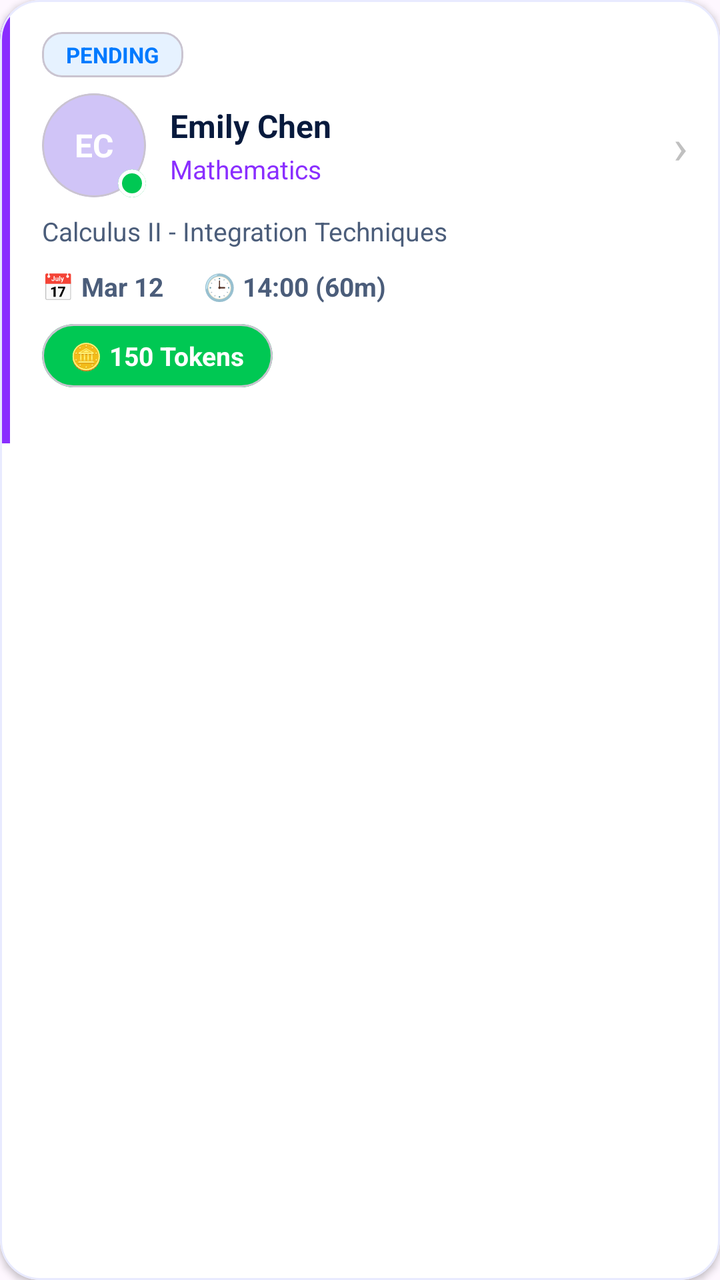
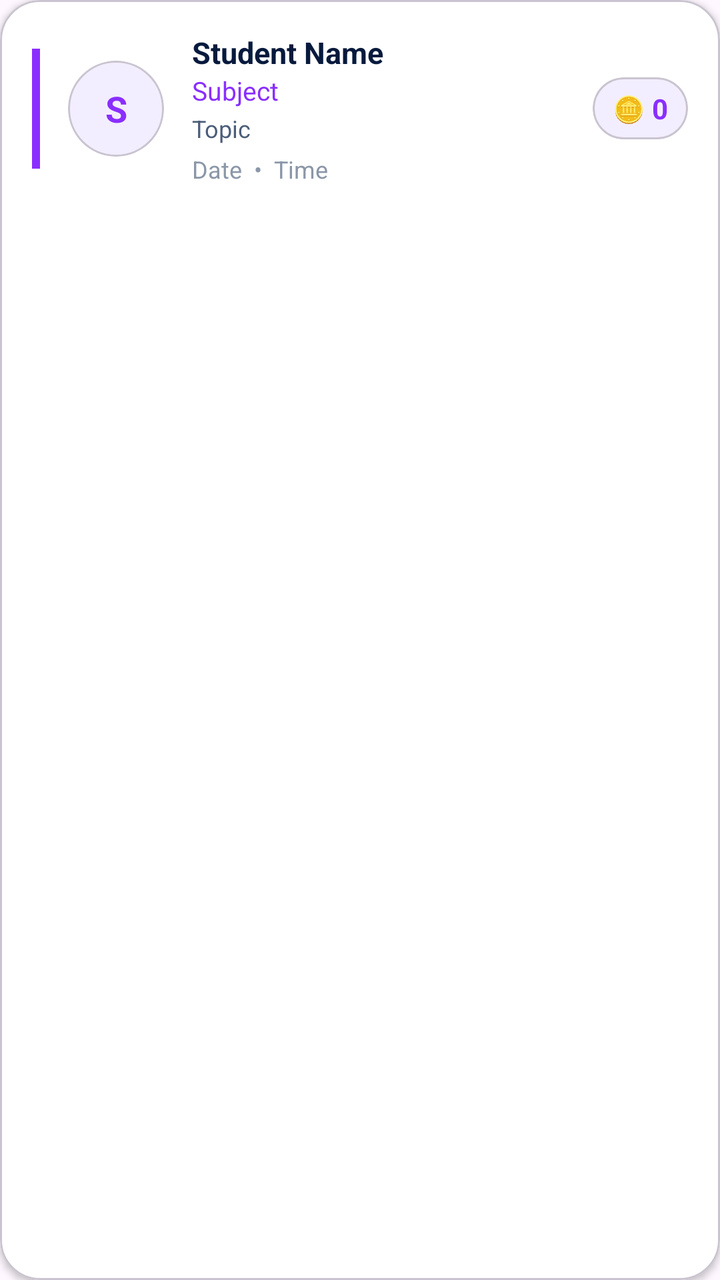

Before-and-after screenshots of an Android layout around one commit, followed by the original layout XML and the change that was made.
<!-- AndroidManifest.xml: application theme Theme.PeerTutoringApollo -->
<!-- res/layout/item_tutor_request_card.xml -->
<?xml version="1.0" encoding="utf-8"?>
<com.google.android.material.card.MaterialCardView
    xmlns:android="http://schemas.android.com/apk/res/android"
    xmlns:app="http://schemas.android.com/apk/res-auto"
    android:layout_width="match_parent"
    android:layout_height="wrap_content"
    android:layout_marginBottom="14dp"
    app:cardCornerRadius="20dp"
    app:cardBackgroundColor="#FFFFFF"
    app:cardElevation="2dp"
    app:strokeColor="#E8EAFF"
    app:strokeWidth="1dp">

    <LinearLayout
        android:layout_width="match_parent"
        android:layout_height="wrap_content"
        android:orientation="horizontal">

        
        <View
            android:id="@+id/viewAccentBar"
            android:layout_width="5dp"
            android:layout_height="match_parent"
            android:background="#8A2EFF" />

        
        <LinearLayout
            android:layout_width="0dp"
            android:layout_height="wrap_content"
            android:layout_weight="1"
            android:orientation="vertical"
            android:padding="16dp">

            
            <LinearLayout
                android:layout_width="match_parent"
                android:layout_height="wrap_content"
                android:orientation="horizontal"
                android:gravity="center_vertical"
                android:layout_marginBottom="8dp">

                <com.google.android.material.card.MaterialCardView
                    android:id="@+id/cardStatusBadge"
                    android:layout_width="wrap_content"
                    android:layout_height="wrap_content"
                    app:cardCornerRadius="10dp"
                    app:cardBackgroundColor="#E6F2FF"
                    app:cardElevation="0dp">
                    <TextView
                        android:id="@+id/tvStatusBadge"
                        android:layout_width="wrap_content"
                        android:layout_height="wrap_content"
                        android:paddingHorizontal="12dp"
                        android:paddingVertical="4dp"
                        android:text="PENDING"
                        android:textColor="#007AFF"
                        android:textSize="11sp"
                        android:textStyle="bold" />
                </com.google.android.material.card.MaterialCardView>

                
                <com.google.android.material.card.MaterialCardView
                    android:id="@+id/cardPaymentBadge"
                    android:layout_width="wrap_content"
                    android:layout_height="wrap_content"
                    android:layout_marginStart="8dp"
                    android:visibility="gone"
                    app:cardCornerRadius="10dp"
                    app:cardBackgroundColor="#E8F5E9"
                    app:cardElevation="0dp">
                    <TextView
                        android:id="@+id/tvPaymentBadge"
                        android:layout_width="wrap_content"
                        android:layout_height="wrap_content"
                        android:paddingHorizontal="10dp"
                        android:paddingVertical="4dp"
                        android:text="🔒 HELD"
                        android:textColor="#089A3C"
                        android:textSize="10sp"
                        android:textStyle="bold" />
                </com.google.android.material.card.MaterialCardView>
            </LinearLayout>

            
            <LinearLayout
                android:layout_width="match_parent"
                android:layout_height="wrap_content"
                android:orientation="horizontal"
                android:gravity="center_vertical"
                android:layout_marginBottom="8dp">

                <FrameLayout
                    android:layout_width="52dp"
                    android:layout_height="52dp"
                    android:layout_marginEnd="12dp">

                    <com.google.android.material.card.MaterialCardView
                        android:layout_width="52dp"
                        android:layout_height="52dp"
                        app:cardCornerRadius="26dp"
                        app:cardBackgroundColor="#D0C4F7"
                        app:cardElevation="0dp">
                        <TextView
                            android:id="@+id/tvStudentInitials"
                            android:layout_width="match_parent"
                            android:layout_height="match_parent"
                            android:gravity="center"
                            android:text="EC"
                            android:textColor="#FFFFFF"
                            android:textSize="16sp"
                            android:textStyle="bold" />
                    </com.google.android.material.card.MaterialCardView>

                    <com.google.android.material.card.MaterialCardView
                        android:layout_width="14dp"
                        android:layout_height="14dp"
                        android:layout_gravity="bottom|end"
                        app:cardCornerRadius="7dp"
                        app:cardBackgroundColor="#00C853"
                        app:cardElevation="0dp"
                        app:strokeColor="#FFFFFF"
                        app:strokeWidth="2dp">
                        <View android:layout_width="match_parent" android:layout_height="match_parent" />
                    </com.google.android.material.card.MaterialCardView>
                </FrameLayout>

                <LinearLayout
                    android:layout_width="0dp"
                    android:layout_height="wrap_content"
                    android:layout_weight="1"
                    android:orientation="vertical">

                    <TextView
                        android:id="@+id/tvStudentName"
                        android:layout_width="wrap_content"
                        android:layout_height="wrap_content"
                        android:text="Emily Chen"
                        android:textColor="#071A3D"
                        android:textSize="16sp"
                        android:textStyle="bold" />

                    <TextView
                        android:id="@+id/tvSubject"
                        android:layout_width="wrap_content"
                        android:layout_height="wrap_content"
                        android:text="Mathematics"
                        android:textColor="#8A2EFF"
                        android:textSize="13sp"
                        android:layout_marginTop="2dp" />
                </LinearLayout>

                <TextView
                    android:layout_width="wrap_content"
                    android:layout_height="wrap_content"
                    android:text="›"
                    android:textColor="#C0C0C0"
                    android:textSize="24sp" />
            </LinearLayout>

            
            <TextView
                android:id="@+id/tvTopic"
                android:layout_width="match_parent"
                android:layout_height="wrap_content"
                android:text="Calculus II - Integration Techniques"
                android:textColor="#4B5D7A"
                android:textSize="13sp"
                android:layout_marginBottom="10dp" />

            
            <LinearLayout
                android:layout_width="match_parent"
                android:layout_height="wrap_content"
                android:orientation="horizontal"
                android:gravity="center_vertical"
                android:layout_marginBottom="10dp">

                <LinearLayout
                    android:layout_width="wrap_content"
                    android:layout_height="wrap_content"
                    android:orientation="horizontal"
                    android:gravity="center_vertical"
                    android:layout_marginEnd="20dp">
                    <TextView android:layout_width="wrap_content" android:layout_height="wrap_content" android:text="📅 " android:textSize="13sp" android:textColor="#0062FF" />
                    <TextView
                        android:id="@+id/tvDate"
                        android:layout_width="wrap_content"
                        android:layout_height="wrap_content"
                        android:text="Mar 12"
                        android:textColor="#4B5D7A"
                        android:textSize="13sp"
                        android:textStyle="bold" />
                </LinearLayout>

                <LinearLayout
                    android:layout_width="wrap_content"
                    android:layout_height="wrap_content"
                    android:orientation="horizontal"
                    android:gravity="center_vertical">
                    <TextView android:layout_width="wrap_content" android:layout_height="wrap_content" android:text="🕒 " android:textSize="13sp" android:textColor="#00C853" />
                    <TextView
                        android:id="@+id/tvTime"
                        android:layout_width="wrap_content"
                        android:layout_height="wrap_content"
                        android:text="14:00 (60m)"
                        android:textColor="#4B5D7A"
                        android:textSize="13sp"
                        android:textStyle="bold" />
                </LinearLayout>
            </LinearLayout>

            
            <LinearLayout
                android:layout_width="match_parent"
                android:layout_height="wrap_content"
                android:orientation="horizontal"
                android:gravity="center_vertical"
                android:layout_marginBottom="12dp">

                <com.google.android.material.card.MaterialCardView
                    android:layout_width="wrap_content"
                    android:layout_height="wrap_content"
                    app:cardCornerRadius="20dp"
                    app:cardBackgroundColor="#00C853"
                    app:cardElevation="0dp">
                    <LinearLayout
                        android:layout_width="wrap_content"
                        android:layout_height="wrap_content"
                        android:orientation="horizontal"
                        android:gravity="center_vertical"
                        android:paddingHorizontal="14dp"
                        android:paddingVertical="7dp">
                        <TextView android:layout_width="wrap_content" android:layout_height="wrap_content" android:text="🪙 " android:textSize="13sp" />
                        <TextView
                            android:id="@+id/tvTokens"
                            android:layout_width="wrap_content"
                            android:layout_height="wrap_content"
                            android:text="150 Tokens"
                            android:textColor="#FFFFFF"
                            android:textSize="13sp"
                            android:textStyle="bold" />
                    </LinearLayout>
                </com.google.android.material.card.MaterialCardView>

                
                <TextView
                    android:id="@+id/tvViewEarnings"
                    android:layout_width="wrap_content"
                    android:layout_height="wrap_content"
                    android:layout_marginStart="12dp"
                    android:text="💰 View Earnings"
                    android:textColor="#8A2EFF"
                    android:textSize="13sp"
                    android:textStyle="bold"
                    android:visibility="gone" />
            </LinearLayout>

            
            <LinearLayout
                android:id="@+id/layoutActionButtons"
                android:layout_width="match_parent"
                android:layout_height="wrap_content"
                android:orientation="horizontal"
                android:visibility="gone">

                <Button
                    android:id="@+id/btnAccept"
                    android:layout_width="0dp"
                    android:layout_height="44dp"
                    android:layout_weight="1"
                    android:layout_marginEnd="8dp"
                    android:text="✓ Accept"
                    android:textColor="#FFFFFF"
                    android:textSize="14sp"
                    android:textStyle="bold"
                    android:backgroundTint="#089A3C"
                    android:textAllCaps="false"
                    app:cornerRadius="22dp" />

                <Button
                    android:id="@+id/btnDecline"
                    android:layout_width="0dp"
                    android:layout_height="44dp"
                    android:layout_weight="1"
                    android:text="✗ Decline"
                    android:textColor="#FFFFFF"
                    android:textSize="14sp"
                    android:textStyle="bold"
                    android:backgroundTint="#FF3B30"
                    android:textAllCaps="false"
                    app:cornerRadius="22dp" />
            </LinearLayout>

        </LinearLayout>
    </LinearLayout>
</com.google.android.material.card.MaterialCardView>
<!-- resources referenced by this layout -->
<resources>
  <style name="Theme.PeerTutoringApollo" parent="Base.Theme.PeerTutoringApollo" />
  <style name="Base.Theme.PeerTutoringApollo" parent="Theme.Material3.DayNight.NoActionBar">
          
          
      </style>
</resources>

<!-- the commit's change to res/layout/item_tutor_request_card.xml (unified diff, before → after) -->
@@ -2,295 +2,70 @@
 <com.google.android.material.card.MaterialCardView
     xmlns:android="http://schemas.android.com/apk/res/android"
     xmlns:app="http://schemas.android.com/apk/res-auto"
-    android:layout_width="match_parent"
-    android:layout_height="wrap_content"
-    android:layout_marginBottom="14dp"
-    app:cardCornerRadius="20dp"
-    app:cardBackgroundColor="#FFFFFF"
-    app:cardElevation="2dp"
-    app:strokeColor="#E8EAFF"
-    app:strokeWidth="1dp">
+    android:layout_width="match_parent" android:layout_height="wrap_content"
+    android:layout_marginBottom="12dp"
+    app:cardCornerRadius="20dp" app:cardBackgroundColor="#FFFFFF" app:cardElevation="2dp"
+    android:clickable="true" android:focusable="true">
 
-    <LinearLayout
-        android:layout_width="match_parent"
-        android:layout_height="wrap_content"
-        android:orientation="horizontal">
+    <LinearLayout android:layout_width="match_parent" android:layout_height="wrap_content"
+        android:orientation="horizontal" android:padding="16dp" android:gravity="center_vertical">
 
         
-        <View
-            android:id="@+id/viewAccentBar"
-            android:layout_width="5dp"
-            android:layout_height="match_parent"
-            android:background="#8A2EFF" />
+        <View android:id="@+id/viewAccentBar"
+            android:layout_width="4dp" android:layout_height="60dp"
+            android:layout_marginEnd="14dp"
+            android:background="#8A2EFF"/>
 
         
-        <LinearLayout
-            android:layout_width="0dp"
-            android:layout_height="wrap_content"
-            android:layout_weight="1"
-            android:orientation="vertical"
-            android:padding="16dp">
+        <com.google.android.material.card.MaterialCardView android:id="@+id/cardStudentAvatar"
+            android:layout_width="48dp" android:layout_height="48dp" android:layout_marginEnd="14dp"
+            app:cardCornerRadius="24dp" app:cardBackgroundColor="#F3EEFF" app:cardElevation="0dp">
+            <TextView android:id="@+id/tvStudentInitials"
+                android:layout_width="match_parent" android:layout_height="match_parent"
+                android:gravity="center" android:text="S" android:textColor="#8A2EFF"
+                android:textSize="18sp" android:textStyle="bold"/>
+        </com.google.android.material.card.MaterialCardView>
 
-            
-            <LinearLayout
-                android:layout_width="match_parent"
-                android:layout_height="wrap_content"
-                android:orientation="horizontal"
-                android:gravity="center_vertical"
-                android:layout_marginBottom="8dp">
+        
+        <LinearLayout android:layout_width="0dp" android:layout_height="wrap_content"
+            android:layout_weight="1" android:orientation="vertical">
+            <TextView android:id="@+id/tvStudentName"
+                android:layout_width="wrap_content" android:layout_height="wrap_content"
+                android:text="Student Name" android:textColor="#071A3D"
+                android:textSize="15sp" android:textStyle="bold"/>
+            <TextView android:id="@+id/tvSubject"
+                android:layout_width="wrap_content" android:layout_height="wrap_content"
+                android:text="Subject" android:textColor="#8A2EFF" android:textSize="13sp"/>
+            <TextView android:id="@+id/tvTopic"
+                android:layout_width="wrap_content" android:layout_height="wrap_content"
+                android:text="Topic" android:textColor="#4B5D7A" android:textSize="12sp"
+                android:layout_marginTop="2dp"/>
+            <LinearLayout android:layout_width="wrap_content" android:layout_height="wrap_content"
+                android:orientation="horizontal" android:layout_marginTop="4dp">
+                <TextView android:id="@+id/tvDate"
+                    android:layout_width="wrap_content" android:layout_height="wrap_content"
+                    android:text="Date" android:textColor="#8B97A8" android:textSize="12sp"/>
+                <TextView android:layout_width="wrap_content" android:layout_height="wrap_content"
+                    android:text="  •  " android:textColor="#8B97A8" android:textSize="12sp"/>
+                <TextView android:id="@+id/tvTime"
+                    android:layout_width="wrap_content" android:layout_height="wrap_content"
+                    android:text="Time" android:textColor="#8B97A8" android:textSize="12sp"/>
+            </LinearLayout>
+        </LinearLayout>
 
-                <com.google.android.material.card.MaterialCardView
-                    android:id="@+id/cardStatusBadge"
-                    android:layout_width="wrap_content"
-                    android:layout_height="wrap_content"
-                    app:cardCornerRadius="10dp"
-                    app:cardBackgroundColor="#E6F2FF"
-                    app:cardElevation="0dp">
-                    <TextView
-                        android:id="@+id/tvStatusBadge"
-                        android:layout_width="wrap_content"
-                        android:layout_height="wrap_content"
-                        android:paddingHorizontal="12dp"
-                        android:paddingVertical="4dp"
-                        android:text="PENDING"
-                        android:textColor="#007AFF"
-                        android:textSize="11sp"
-                        android:textStyle="bold" />
-                </com.google.android.material.card.MaterialCardView>
-
-                
-                <com.google.android.material.card.MaterialCardView
-                    android:id="@+id/cardPaymentBadge"
-                    android:layout_width="wrap_content"
-                    android:layout_height="wrap_content"
-                    android:layout_marginStart="8dp"
-                    android:visibility="gone"
-                    app:cardCornerRadius="10dp"
-                    app:cardBackgroundColor="#E8F5E9"
-                    app:cardElevation="0dp">
-                    <TextView
-                        android:id="@+id/tvPaymentBadge"
-                        android:layout_width="wrap_content"
-                        android:layout_height="wrap_content"
-                        android:paddingHorizontal="10dp"
-                        android:paddingVertical="4dp"
-                        android:text="🔒 HELD"
-                        android:textColor="#089A3C"
-                        android:textSize="10sp"
-                        android:textStyle="bold" />
-                </com.google.android.material.card.MaterialCardView>
+        
+        <com.google.android.material.card.MaterialCardView
+            android:layout_width="wrap_content" android:layout_height="wrap_content"
+            app:cardCornerRadius="20dp" app:cardBackgroundColor="#F3EEFF" app:cardElevation="0dp">
+            <LinearLayout android:layout_width="wrap_content" android:layout_height="wrap_content"
+                android:orientation="horizontal" android:gravity="center_vertical"
+                android:paddingHorizontal="10dp" android:paddingVertical="6dp">
+                <TextView android:layout_width="wrap_content" android:layout_height="wrap_content"
+                    android:text="🪙 " android:textSize="13sp"/>
+                <TextView android:id="@+id/tvTokens"
+                    android:layout_width="wrap_content" android:layout_height="wrap_content"
+                    android:text="0" android:textColor="#8A2EFF" android:textSize="14sp" android:textStyle="bold"/>
             </LinearLayout>
-
-            
-            <LinearLayout
-                android:layout_width="match_parent"
-                android:layout_height="wrap_content"
-                android:orientation="horizontal"
-                android:gravity="center_vertical"
-                android:layout_marginBottom="8dp">
-
-                <FrameLayout
-                    android:layout_width="52dp"
-                    android:layout_height="52dp"
-                    android:layout_marginEnd="12dp">
-
-                    <com.google.android.material.card.MaterialCardView
-                        android:layout_width="52dp"
-                        android:layout_height="52dp"
-                        app:cardCornerRadius="26dp"
-                        app:cardBackgroundColor="#D0C4F7"
-                        app:cardElevation="0dp">
-                        <TextView
-                            android:id="@+id/tvStudentInitials"
-                            android:layout_width="match_parent"
-                            android:layout_height="match_parent"
-                            android:gravity="center"
-                            android:text="EC"
-                            android:textColor="#FFFFFF"
-                            android:textSize="16sp"
-                            android:textStyle="bold" />
-                    </com.google.android.material.card.MaterialCardView>
-
-                    <com.google.android.material.card.MaterialCardView
-                        android:layout_width="14dp"
-                        android:layout_height="14dp"
-                        android:layout_gravity="bottom|end"
-                        app:cardCornerRadius="7dp"
-                        app:cardBackgroundColor="#00C853"
-                        app:cardElevation="0dp"
-                        app:strokeColor="#FFFFFF"
-                        app:strokeWidth="2dp">
-                        <View android:layout_width="match_parent" android:layout_height="match_parent" />
-                    </com.google.android.material.card.MaterialCardView>
-                </FrameLayout>
-
-                <LinearLayout
-                    android:layout_width="0dp"
-                    android:layout_height="wrap_content"
-                    android:layout_weight="1"
-                    android:orientation="vertical">
-
-                    <TextView
-                        android:id="@+id/tvStudentName"
-                        android:layout_width="wrap_content"
-                        android:layout_height="wrap_content"
-                        android:text="Emily Chen"
-                        android:textColor="#071A3D"
-                        android:textSize="16sp"
-                        android:textStyle="bold" />
-
-                    <TextView
-                        android:id="@+id/tvSubject"
-                        android:layout_width="wrap_content"
-                        android:layout_height="wrap_content"
-                        android:text="Mathematics"
-                        android:textColor="#8A2EFF"
-                        android:textSize="13sp"
-                        android:layout_marginTop="2dp" />
-                </LinearLayout>
-
-                <TextView
-                    android:layout_width="wrap_content"
-                    android:layout_height="wrap_content"
-                    android:text="›"
-                    android:textColor="#C0C0C0"
-                    android:textSize="24sp" />
-            </LinearLayout>
-
-            
-            <TextView
-                android:id="@+id/tvTopic"
-                android:layout_width="match_parent"
-                android:layout_height="wrap_content"
-                android:text="Calculus II - Integration Techniques"
-                android:textColor="#4B5D7A"
-                android:textSize="13sp"
-                android:layout_marginBottom="10dp" />
-
-            
-            <LinearLayout
-                android:layout_width="match_parent"
-                android:layout_height="wrap_content"
-                android:orientation="horizontal"
-                android:gravity="center_vertical"
-                android:layout_marginBottom="10dp">
-
-                <LinearLayout
-                    android:layout_width="wrap_content"
-                    android:layout_height="wrap_content"
-                    android:orientation="horizontal"
-                    android:gravity="center_vertical"
-                    android:layout_marginEnd="20dp">
-                    <TextView android:layout_width="wrap_content" android:layout_height="wrap_content" android:text="📅 " android:textSize="13sp" android:textColor="#0062FF" />
-                    <TextView
-                        android:id="@+id/tvDate"
-                        android:layout_width="wrap_content"
-                        android:layout_height="wrap_content"
-                        android:text="Mar 12"
-                        android:textColor="#4B5D7A"
-                        android:textSize="13sp"
-                        android:textStyle="bold" />
-                </LinearLayout>
-
-                <LinearLayout
-                    android:layout_width="wrap_content"
-                    android:layout_height="wrap_content"
-                    android:orientation="horizontal"
-                    android:gravity="center_vertical">
-                    <TextView android:layout_width="wrap_content" android:layout_height="wrap_content" android:text="🕒 " android:textSize="13sp" android:textColor="#00C853" />
-                    <TextView
-                        android:id="@+id/tvTime"
-                        android:layout_width="wrap_content"
-                        android:layout_height="wrap_content"
-                        android:text="14:00 (60m)"
-                        android:textColor="#4B5D7A"
-                        android:textSize="13sp"
-                        android:textStyle="bold" />
-                </LinearLayout>
-            </LinearLayout>
-
-            
-            <LinearLayout
-                android:layout_width="match_parent"
-                android:layout_height="wrap_content"
-                android:orientation="horizontal"
-                android:gravity="center_vertical"
-                android:layout_marginBottom="12dp">
-
-                <com.google.android.material.card.MaterialCardView
-                    android:layout_width="wrap_content"
-                    android:layout_height="wrap_content"
-                    app:cardCornerRadius="20dp"
-                    app:cardBackgroundColor="#00C853"
-                    app:cardElevation="0dp">
-                    <LinearLayout
-                        android:layout_width="wrap_content"
-                        android:layout_height="wrap_content"
-                        android:orientation="horizontal"
-                        android:gravity="center_vertical"
-                        android:paddingHorizontal="14dp"
-                        android:paddingVertical="7dp">
-                        <TextView android:layout_width="wrap_content" android:layout_height="wrap_content" android:text="🪙 " android:textSize="13sp" />
-                        <TextView
-                            android:id="@+id/tvTokens"
-                            android:layout_width="wrap_content"
-                            android:layout_height="wrap_content"
-                            android:text="150 Tokens"
-                            android:textColor="#FFFFFF"
-                            android:textSize="13sp"
-                            android:textStyle="bold" />
-                    </LinearLayout>
-                </com.google.android.material.card.MaterialCardView>
-
-                
-                <TextView
-                    android:id="@+id/tvViewEarnings"
-                    android:layout_width="wrap_content"
-                    android:layout_height="wrap_content"
-                    android:layout_marginStart="12dp"
-                    android:text="💰 View Earnings"
-                    android:textColor="#8A2EFF"
-                    android:textSize="13sp"
-                    android:textStyle="bold"
-                    android:visibility="gone" />
-            </LinearLayout>
-
-            
-            <LinearLayout
-                android:id="@+id/layoutActionButtons"
-                android:layout_width="match_parent"
-                android:layout_height="wrap_content"
-                android:orientation="horizontal"
-                android:visibility="gone">
-
-                <Button
-                    android:id="@+id/btnAccept"
-                    android:layout_width="0dp"
-                    android:layout_height="44dp"
-                    android:layout_weight="1"
-                    android:layout_marginEnd="8dp"
-                    android:text="✓ Accept"
-                    android:textColor="#FFFFFF"
-                    android:textSize="14sp"
-                    android:textStyle="bold"
-                    android:backgroundTint="#089A3C"
-                    android:textAllCaps="false"
-                    app:cornerRadius="22dp" />
-
-                <Button
-                    android:id="@+id/btnDecline"
-                    android:layout_width="0dp"
-                    android:layout_height="44dp"
-                    android:layout_weight="1"
-                    android:text="✗ Decline"
-                    android:textColor="#FFFFFF"
-                    android:textSize="14sp"
-                    android:textStyle="bold"
-                    android:backgroundTint="#FF3B30"
-                    android:textAllCaps="false"
-                    app:cornerRadius="22dp" />
-            </LinearLayout>
-
-        </LinearLayout>
+        </com.google.android.material.card.MaterialCardView>
     </LinearLayout>
 </com.google.android.material.card.MaterialCardView>
